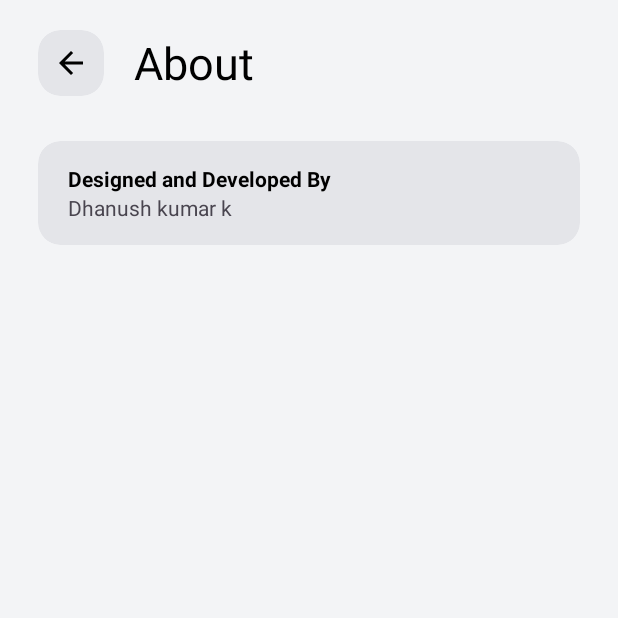
After one commit to dhanushcodev/Notes-App, an Android app: the AboutActivity screen opened directly, with no data from a screen before it, on a phone screen of 412 x 824 dp, the top half of it. The commit adds this screen. Run offline under Robolectric (Android 15) with nearby library versions, the phone set to English and light mode, and no system bars; our stand-ins replace data binding.

Commit message:
layout changed add about screen

```diff
--- a/app/src/main/AndroidManifest.xml
+++ b/app/src/main/AndroidManifest.xml
@@ -12,6 +12,9 @@
         android:supportsRtl="true"
         android:theme="@style/Base.Theme.Notes"
         tools:targetApi="31">
+        <activity
+            android:name=".AboutActivity"
+            android:exported="false" />
         <activity
             android:name=".SettingsActivity"
             android:exported="false" />
@@ -29,7 +32,7 @@
             android:name=".MainActivity"
             android:exported="true"
             android:launchMode="singleTop"
-            android:windowSoftInputMode="adjustResize"></activity>
+            android:windowSoftInputMode="adjustResize" />
     </application>
 
 </manifest>
--- /dev/null
+++ b/app/src/main/java/com/example/notes/AboutActivity.kt
@@ -0,0 +1,26 @@
+package com.example.notes
+
+import android.os.Bundle
+import androidx.activity.enableEdgeToEdge
+import androidx.appcompat.app.AppCompatActivity
+import androidx.core.view.ViewCompat
+import androidx.core.view.WindowInsetsCompat
+import androidx.databinding.DataBindingUtil
+import com.example.notes.databinding.ActivityAboutBinding
+
+class AboutActivity : AppCompatActivity() {
+    lateinit var binding: ActivityAboutBinding
+    override fun onCreate(savedInstanceState: Bundle?) {
+        super.onCreate(savedInstanceState)
+        enableEdgeToEdge()
+        binding = DataBindingUtil.setContentView(this, R.layout.activity_about)
+        ViewCompat.setOnApplyWindowInsetsListener(findViewById(R.id.main)) { v, insets ->
+            val systemBars = insets.getInsets(WindowInsetsCompat.Type.systemBars())
+            v.setPadding(systemBars.left, systemBars.top, systemBars.right, systemBars.bottom)
+            insets
+        }
+        binding.back.setOnClickListener {
+            finish()
+        }
+    }
+}
--- /dev/null
+++ b/app/src/main/res/layout/activity_about.xml
@@ -0,0 +1,111 @@
+<?xml version="1.0" encoding="utf-8"?>
+<layout
+    xmlns:android="http://schemas.android.com/apk/res/android"
+    xmlns:app="http://schemas.android.com/apk/res-auto"
+    xmlns:tools="http://schemas.android.com/tools"
+    >
+    <androidx.constraintlayout.widget.ConstraintLayout
+        android:id="@+id/main"
+        style="@style/mainBackground"
+        android:layout_width="match_parent"
+        android:layout_height="match_parent"
+        tools:context=".AboutActivity">
+
+        <LinearLayout
+            android:id="@+id/settings"
+            android:orientation="horizontal"
+            android:layout_width="match_parent"
+            android:layout_height="wrap_content"
+            android:paddingTop="20dp"
+            android:paddingLeft="25dp"
+            android:paddingRight="20dp"
+            android:paddingBottom="10dp"
+            android:gravity="center_vertical"
+            tools:ignore="MissingConstraints">
+
+            <androidx.cardview.widget.CardView
+                style="@style/cardViewStyle"
+                android:id="@+id/back"
+                android:layout_width="wrap_content"
+                android:layout_height="wrap_content"
+                app:cardCornerRadius="15dp"
+                app:cardElevation="0dp"
+                app:layout_constraintStart_toStartOf="parent"
+                app:layout_constraintTop_toTopOf="parent">
+
+                <androidx.appcompat.widget.AppCompatImageView
+                    style="@style/iconStyle"
+                    android:layout_width="wrap_content"
+                    android:layout_height="wrap_content"
+                    android:layout_margin="10dp"
+                    app:srcCompat="@drawable/ic_back_black" />
+            </androidx.cardview.widget.CardView>
+
+            <TextView
+                style="@style/textViewStyle"
+                android:layout_width="wrap_content"
+                android:layout_height="wrap_content"
+                android:text="About"
+                android:textSize="30sp"
+                android:layout_marginLeft="20dp"
+                app:layout_constraintEnd_toEndOf="parent"
+                app:layout_constraintStart_toStartOf="parent"
+                app:layout_constraintTop_toTopOf="parent"
+                tools:ignore="MissingConstraints" />
+        </LinearLayout>
+
+        <androidx.cardview.widget.CardView
+            style="@style/cardViewStyle"
+            android:id="@+id/theme_change"
+            android:layout_width="0dp"
+            app:cardCornerRadius="15dp"
+            app:cardElevation="0dp"
+            android:layout_height="wrap_content"
+            android:layout_marginLeft="25dp"
+            android:layout_marginRight="25dp"
+            android:layout_marginTop="20dp"
+            app:layout_constraintEnd_toEndOf="parent"
+            app:layout_constraintHorizontal_bias="0.5"
+            app:layout_constraintStart_toStartOf="parent"
+            app:layout_constraintTop_toBottomOf="@+id/settings"
+            tools:ignore="MissingConstraints">
+
+            <LinearLayout
+                android:layout_width="match_parent"
+                android:layout_height="wrap_content"
+                android:gravity="center_vertical"
+                android:orientation="horizontal"
+                android:paddingTop="15dp"
+                android:paddingBottom="15dp"
+                android:paddingLeft="20dp"
+                android:paddingRight="20dp"
+                >
+                <LinearLayout
+                    android:layout_width="wrap_content"
+                    android:layout_height="wrap_content"
+                    android:orientation="vertical"
+                    android:layout_weight="2"
+                    >
+                    <TextView
+                        style="@style/textViewStyle"
+                        android:layout_width="wrap_content"
+                        android:layout_height="wrap_content"
+                        android:textStyle="bold"
+                        android:text="Designed and Developed By" />
+                                    <TextView
+                                        android:layout_width="wrap_content"
+                                        android:layout_height="wrap_content"
+                                        android:paddingRight="10dp"
+                                        android:gravity="start"
+                                        android:text="Dhanush kumar k"/>
+                </LinearLayout>
+
+
+
+            </LinearLayout>
+
+        </androidx.cardview.widget.CardView>
+
+
+    </androidx.constraintlayout.widget.ConstraintLayout>
+</layout>
--- a/app/src/main/res/layout/activity_settings.xml
+++ b/app/src/main/res/layout/activity_settings.xml
@@ -17,7 +17,7 @@
         android:layout_width="match_parent"
         android:layout_height="wrap_content"
         android:paddingTop="20dp"
-        android:paddingLeft="20dp"
+        android:paddingLeft="25dp"
         android:paddingRight="20dp"
         android:paddingBottom="10dp"
         android:gravity="center_vertical"
@@ -28,7 +28,7 @@
             android:id="@+id/back"
             android:layout_width="wrap_content"
             android:layout_height="wrap_content"
-            app:cardCornerRadius="25dp"
+            app:cardCornerRadius="15dp"
             app:cardElevation="0dp"
             app:layout_constraintStart_toStartOf="parent"
             app:layout_constraintTop_toTopOf="parent">
@@ -37,7 +37,7 @@
             style="@style/iconStyle"
             android:layout_width="wrap_content"
             android:layout_height="wrap_content"
-            android:layout_margin="8dp"
+            android:layout_margin="10dp"
             app:srcCompat="@drawable/ic_back_black" />
         </androidx.cardview.widget.CardView>
 
--- a/app/src/main/res/layout/fragment_home.xml
+++ b/app/src/main/res/layout/fragment_home.xml
@@ -43,14 +43,14 @@
                 android:layout_width="wrap_content"
                 android:layout_height="wrap_content"
                 android:layout_marginEnd="5dp"
-            app:cardCornerRadius="25dp"
+                app:cardCornerRadius="15dp"
                 app:cardElevation="0dp">
 
                 <androidx.appcompat.widget.AppCompatImageView
                     style="@style/iconStyle"
                     android:layout_width="wrap_content"
                     android:layout_height="wrap_content"
-                android:padding="8dp"
+                    android:padding="9dp"
                     app:srcCompat="@drawable/ic_more_black" />
             </androidx.cardview.widget.CardView>
 
@@ -65,7 +65,7 @@
             android:layout_marginLeft="20dp"
             android:layout_marginTop="10dp"
             android:layout_marginRight="20dp"
-        app:cardCornerRadius="25dp"
+            app:cardCornerRadius="15dp"
             app:cardElevation="0dp"
             app:layout_constraintEnd_toEndOf="parent"
             app:layout_constraintStart_toStartOf="parent"
--- a/app/src/main/res/layout/note_item.xml
+++ b/app/src/main/res/layout/note_item.xml
@@ -62,6 +62,7 @@
             </LinearLayout>
 
             <TextView
+                style="@style/textViewStyleContent"
                 android:id="@+id/textview_note_content"
                 android:layout_width="match_parent"
                 android:layout_height="wrap_content"
@@ -70,7 +71,8 @@
                 android:ellipsize="end"
                 android:textSize="14sp"
                 android:maxLines="7"
-                android:text="Note" />
+                android:text="Note"
+                android:fontWeight="100"/>
 
             <TextView
                 android:id="@+id/textview_note_subtitle"
--- a/app/src/main/res/values-night/themes.xml
+++ b/app/src/main/res/values-night/themes.xml
@@ -10,6 +10,9 @@
     <style name="textViewStyle">
         <item name="android:textColor">@color/white</item>
     </style>
+    <style name="textViewStyleContent">
+        <item name="android:textColor">#CEFFFFFF</item>
+    </style>
     <style name="noteContentTextStyle">
         <item name="android:textColor">@color/white</item>
     </style>
@@ -21,6 +24,8 @@
     </style>
     <style name="floatingActionStyle">
         <item name="srcCompat">@drawable/ic_add_white</item>
+        <item name="android:tint">@android:color/white</item>
+        <item name="tint">#FFFFFF</item>
         <item name="android:backgroundTint">#1e1e1e</item>
     </style>
     <style name="noteItemStyle">
--- a/app/src/main/res/values/themes.xml
+++ b/app/src/main/res/values/themes.xml
@@ -10,6 +10,9 @@
     </style>
     <style name="textViewStyle">
         <item name="android:textColor">@color/black</item>
+    </style>
+    <style name="textViewStyleContent">
+        <item name="android:textColor">#E2000000</item>
     </style>
     <style name="noteContentTextStyle">
         <item name="android:textColor">#565c4d</item>
```
Also changed, not shown: app/src/main/java/com/example/notes/fragments/HomeFragment.kt (+7 -1 lines), app/src/main/res/layout/fragment_new_note.xml (+4 -4 lines), app/src/main/res/layout/fragment_update_note.xml (+4 -4 lines). Lines whose indentation alone changed are shown as unchanged.
